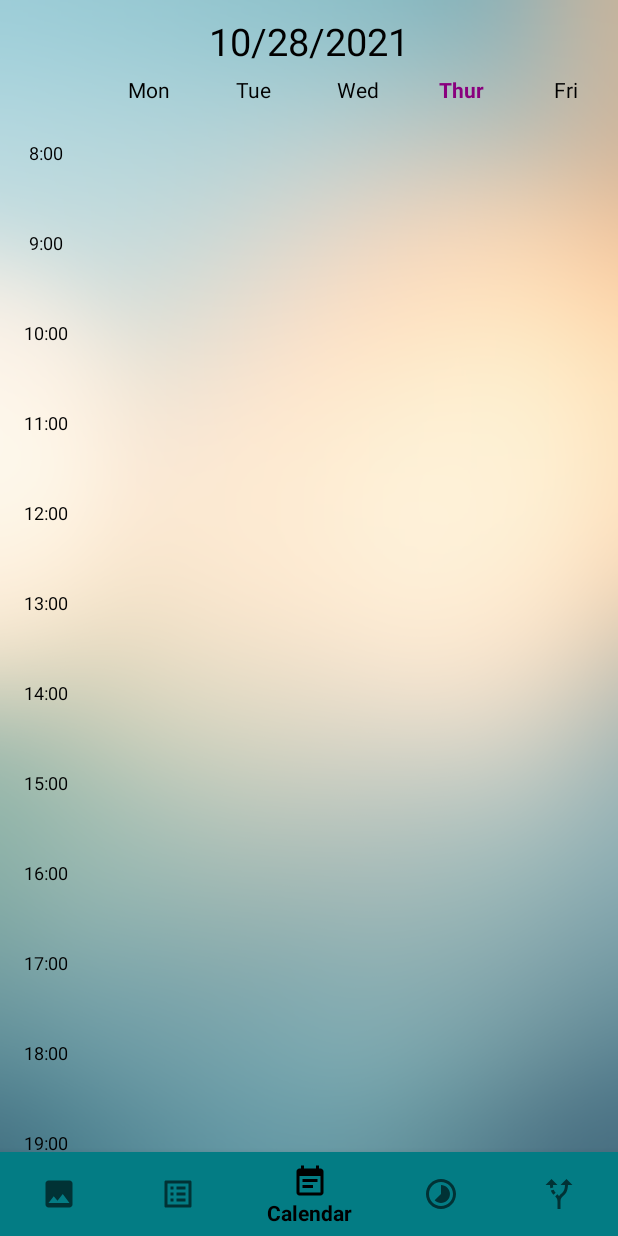
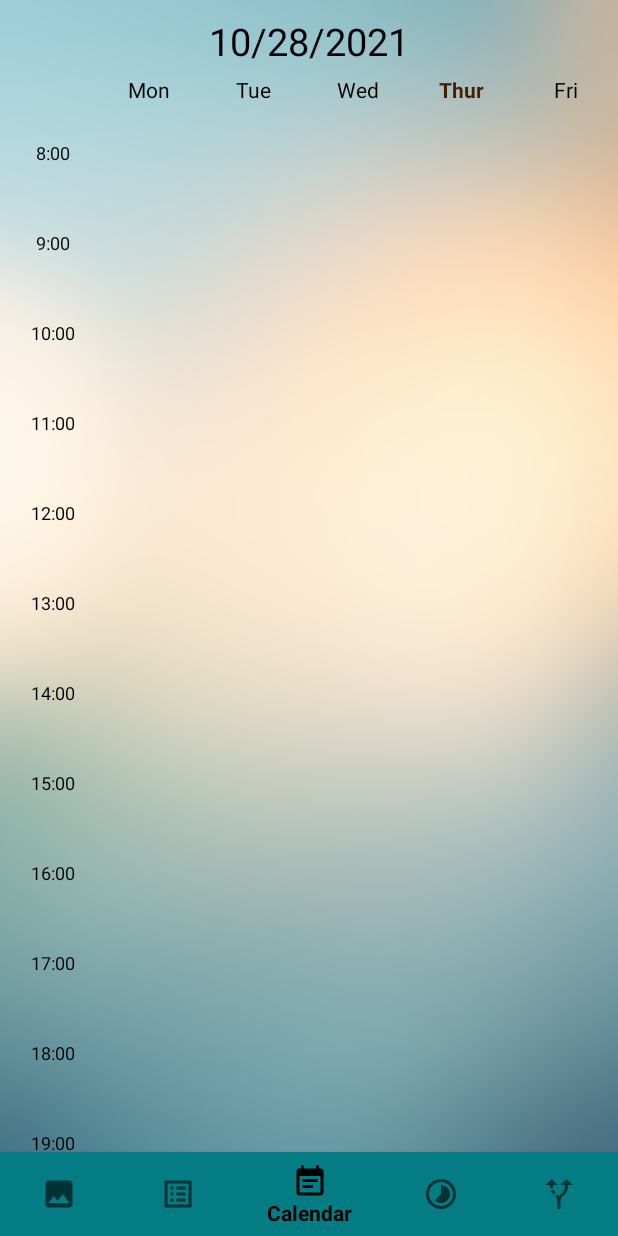
Before and after one commit to YingzeHou/FinalApp, an Android app: the screen it shows after launch (MainActivity), on a phone screen of 412 x 824 dp. Run offline under Robolectric (Android 15) with nearby library versions, the phone set to English and light mode, and no system bars.

Commit message:
Modify color

```diff
--- a/app/src/main/java/com/example/finalapp/Calendar/CalendarFrag.java
+++ b/app/src/main/java/com/example/finalapp/Calendar/CalendarFrag.java
@@ -69,6 +69,7 @@ public class CalendarFrag extends Fragment {
     @Override
     public void onCreate(Bundle savedInstanceState) {
         super.onCreate(savedInstanceState);
+
         if (getArguments() != null) {
             mParam1 = getArguments().getString(ARG_PARAM1);
             mParam2 = getArguments().getString(ARG_PARAM2);
@@ -101,7 +102,7 @@ public class CalendarFrag extends Fragment {
         DayOfWeek day = DayOfWeek.valueOf(dayOfWeek);
         TextView dayView = (TextView) viewGroup.findViewById(day.getViewId());
         dayView.setText(day.getTextContent());
-        dayView.setTextColor(Color.parseColor("#89007E"));
+        dayView.setTextColor(getResources().getColor(R.color.brown));
         dayView.setTypeface(null, Typeface.BOLD);
 
     }
--- a/app/src/main/res/layout/fragment_calendar.xml
+++ b/app/src/main/res/layout/fragment_calendar.xml
@@ -357,7 +357,8 @@
                 android:layout_width="0dp"
                 android:layout_height="wrap_content"
                 android:layout_weight="1.0"
-                android:orientation="vertical">
+                android:orientation="vertical"
+                android:visibility="gone">
 
             </LinearLayout>
 
@@ -366,7 +367,8 @@
                 android:layout_width="0dp"
                 android:layout_height="wrap_content"
                 android:layout_weight="1.0"
-                android:orientation="vertical">
+                android:orientation="vertical"
+                android:visibility="gone">
 
             </LinearLayout>
         </LinearLayout>
--- a/app/src/main/res/values/colors.xml
+++ b/app/src/main/res/values/colors.xml
@@ -7,4 +7,5 @@
     <color name="teal_700">#FF018786</color>
     <color name="black">#FF000000</color>
     <color name="white">#FFFFFFFF</color>
+    <color name="brown">#FF481F00</color>
 </resources>
```
